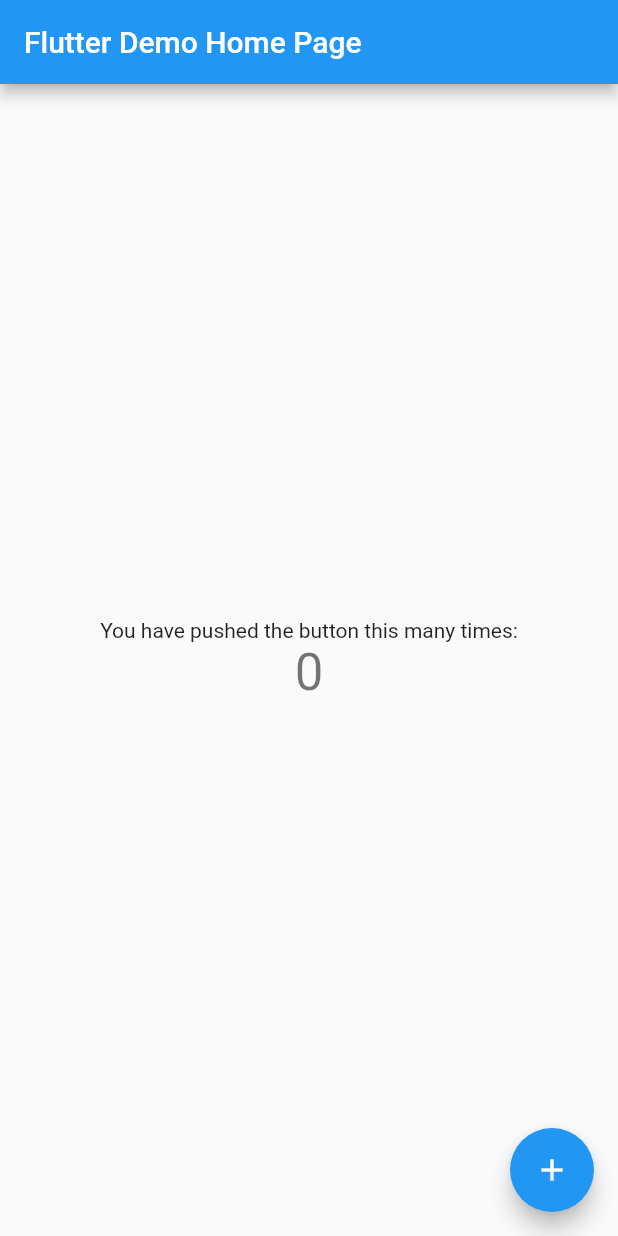
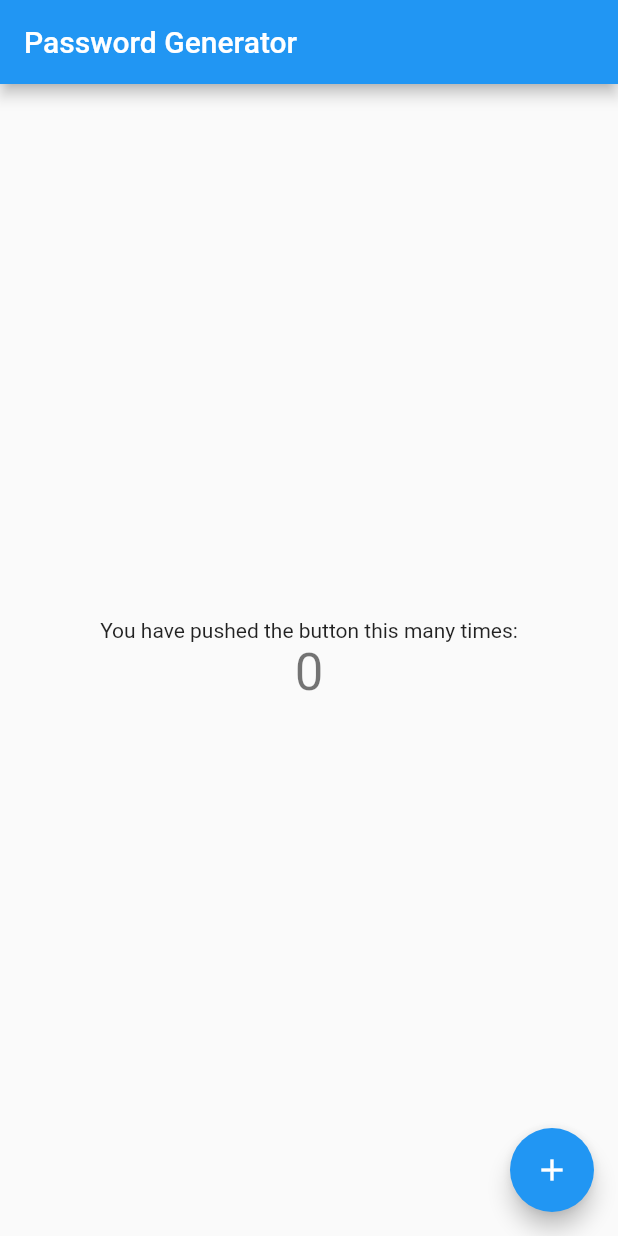
Before and after one commit to ishikawamitsugi/password_generator_app, a Flutter app: the screen it shows after launch, on a phone screen of 412 x 824 dp. Run offline on Flutter 3.47's test engine with Material 2 defaults, Android fonts, the phone set to English and light mode, and no system bars.

Commit message:
appBarのタイトルを変更した

```diff
--- a/lib/main.dart
+++ b/lib/main.dart
@@ -40,7 +40,7 @@ class _MyHomePageState extends State<MyHomePage> {
   Widget build(BuildContext context) {
     return Scaffold(
       appBar: AppBar(
-        title: Text(widget.title),
+        title: Text('Password Generator'),
       ),
       body: Center(
         child: Column(
```
